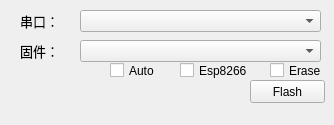
First picture: the form in untitled.ui, repository youxinweizhi/esp_pyflasher, before the edit.
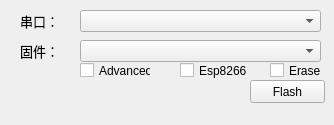
Second picture: the form after the edit.

```diff
--- a/untitled.ui
+++ b/untitled.ui
@@ -113,14 +113,14 @@
   <widget class="QCheckBox" name="checkBox_3">
    <property name="geometry">
     <rect>
-     <x>110</x>
+     <x>80</x>
      <y>60</y>
      <width>71</width>
      <height>21</height>
     </rect>
    </property>
    <property name="text">
-    <string>Auto</string>
+    <string>Advanced</string>
    </property>
   </widget>
  </widget>
```
Left out of the diff: 2 changed lines with no effect on the pictures.
